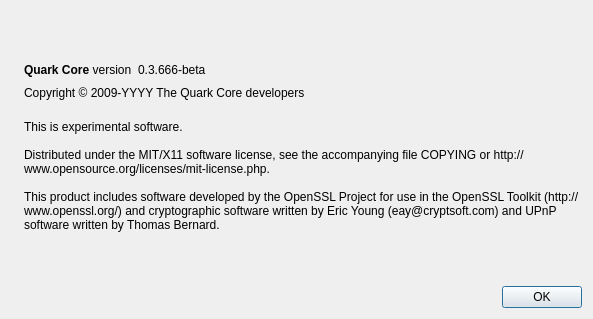
This is src/qt/forms/aboutdialog.ui in MaxGuevara/quark092 as Qt 5 draws it before an edit. The edited form follows.
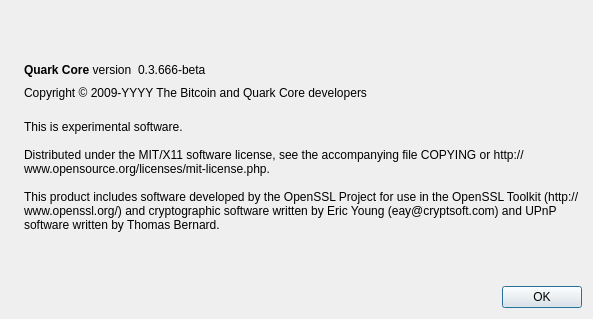
This is the edited form. Icons and pictures are not drawn.

Diff of the .ui file:
```diff
--- a/src/qt/forms/aboutdialog.ui
+++ b/src/qt/forms/aboutdialog.ui
@@ -91,7 +91,7 @@
         <cursorShape>IBeamCursor</cursorShape>
        </property>
        <property name="text">
-        <string notr="true">Copyright &amp;copy; 2009-YYYY The Quark Core developers</string>
+        <string notr="true">Copyright &amp;copy; 2009-YYYY The Bitcoin and Quark Core developers</string>
        </property>
        <property name="textFormat">
         <enum>Qt::RichText</enum>
```
